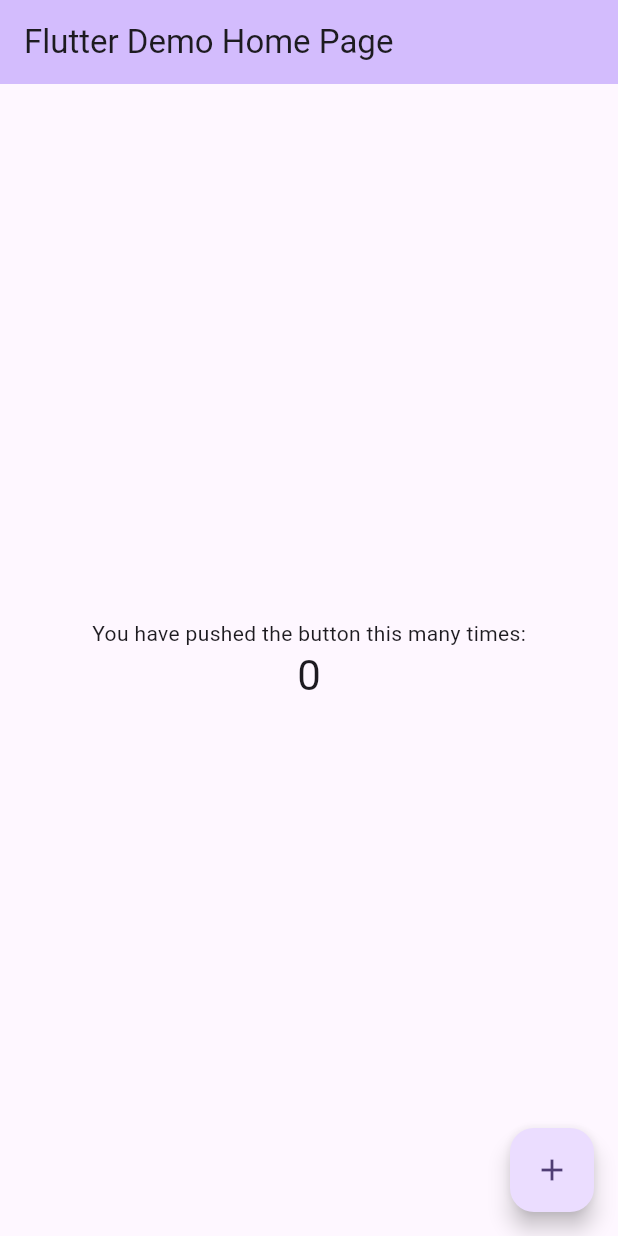
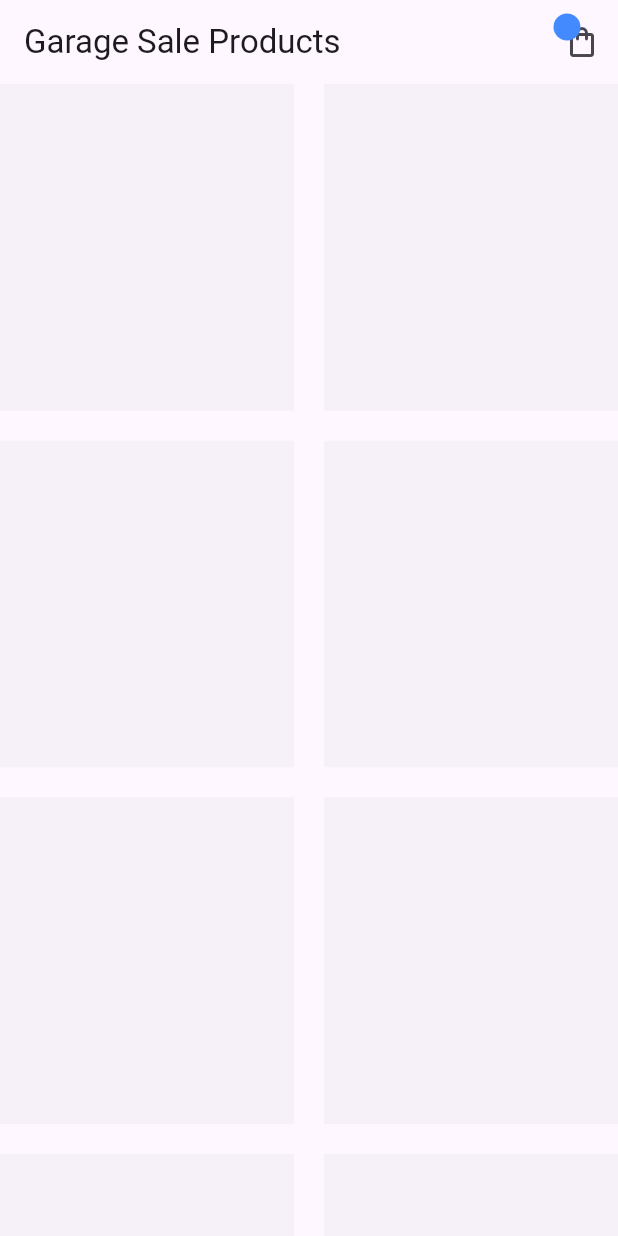
Before and after one commit to arjav1528/riverpod-tutorial, a Flutter app: the screen it shows after launch, on a phone screen of 412 x 824 dp. Run offline on Flutter 3.47's test engine with Material 3 defaults, Android fonts, the phone set to English and light mode, and no system bars.

Commit message:
Starter Project

```diff
--- /dev/null
+++ b/lib/Icons/cart_icon.dart
@@ -0,0 +1,35 @@
+import 'package:flutter/material.dart';
+import 'package:riverpod_tutorial/screens/cart.dart';
+class CartIcon extends StatelessWidget {
+  const CartIcon({super.key});
+
+  @override
+  Widget build(BuildContext context) {
+    return Stack(
+      children: [
+        IconButton(
+          onPressed: (){
+            Navigator.push(context, MaterialPageRoute(builder: (context)=> Cart()));
+          },
+          icon: Icon(
+            Icons.shopping_bag_outlined
+          ),
+
+        ),
+        Positioned(
+          top: 5,
+          left: 5,
+          child: Container(
+            width: 18,
+            height: 18,
+            alignment: Alignment.center,
+            decoration: BoxDecoration(
+              borderRadius: BorderRadius.circular(10),
+              color: Colors.blueAccent
+            ),
+          ),
+        )
+      ],
+    );
+  }
+}
--- a/lib/main.dart
+++ b/lib/main.dart
@@ -1,125 +1,16 @@
 import 'package:flutter/material.dart';
-
-void main() {
-  runApp(const MyApp());
+import 'package:riverpod_tutorial/screens/homescreen.dart';
+void main(){
+  runApp(MyApp());
 }
-
 class MyApp extends StatelessWidget {
   const MyApp({super.key});
 
-  // This widget is the root of your application.
   @override
   Widget build(BuildContext context) {
     return MaterialApp(
-      title: 'Flutter Demo',
-      theme: ThemeData(
-        // This is the theme of your application.
-        //
-        // TRY THIS: Try running your application with "flutter run". You'll see
-        // the application has a purple toolbar. Then, without quitting the app,
-        // try changing the seedColor in the colorScheme below to Colors.green
-        // and then invoke "hot reload" (save your changes or press the "hot
-        // reload" button in a Flutter-supported IDE, or press "r" if you used
-        // the command line to start the app).
-        //
-        // Notice that the counter didn't reset back to zero; the application
-        // state is not lost during the reload. To reset the state, use hot
-        // restart instead.
-        //
-        // This works for code too, not just values: Most code changes can be
-        // tested with just a hot reload.
-        colorScheme: ColorScheme.fromSeed(seedColor: Colors.deepPurple),
-        useMaterial3: true,
-      ),
-      home: const MyHomePage(title: 'Flutter Demo Home Page'),
+      debugShowCheckedModeBanner: false,
+      home: Homescreen(),
     );
   }
 }
-
-class MyHomePage extends StatefulWidget {
-  const MyHomePage({super.key, required this.title});
-
-  // This widget is the home page of your application. It is stateful, meaning
-  // that it has a State object (defined below) that contains fields that affect
-  // how it looks.
-
-  // This class is the configuration for the state. It holds the values (in this
-  // case the title) provided by the parent (in this case the App widget) and
-  // used by the build method of the State. Fields in a Widget subclass are
-  // always marked "final".
-
-  final String title;
-
-  @override
-  State<MyHomePage> createState() => _MyHomePageState();
-}
-
-class _MyHomePageState extends State<MyHomePage> {
-  int _counter = 0;
-
-  void _incrementCounter() {
-    setState(() {
-      // This call to setState tells the Flutter framework that something has
-      // changed in this State, which causes it to rerun the build method below
-      // so that the display can reflect the updated values. If we changed
-      // _counter without calling setState(), then the build method would not be
-      // called again, and so nothing would appear to happen.
-      _counter++;
-    });
-  }
-
-  @override
-  Widget build(BuildContext context) {
-    // This method is rerun every time setState is called, for instance as done
-    // by the _incrementCounter method above.
-    //
-    // The Flutter framework has been optimized to make rerunning build methods
-    // fast, so that you can just rebuild anything that needs updating rather
-    // than having to individually change instances of widgets.
-    return Scaffold(
-      appBar: AppBar(
-        // TRY THIS: Try changing the color here to a specific color (to
-        // Colors.amber, perhaps?) and trigger a hot reload to see the AppBar
-        // change color while the other colors stay the same.
-        backgroundColor: Theme.of(context).colorScheme.inversePrimary,
-        // Here we take the value from the MyHomePage object that was created by
-        // the App.build method, and use it to set our appbar title.
-        title: Text(widget.title),
-      ),
-      body: Center(
-        // Center is a layout widget. It takes a single child and positions it
-        // in the middle of the parent.
-        child: Column(
-          // Column is also a layout widget. It takes a list of children and
-          // arranges them vertically. By default, it sizes itself to fit its
-          // children horizontally, and tries to be as tall as its parent.
-          //
-          // Column has various properties to control how it sizes itself and
-          // how it positions its children. Here we use mainAxisAlignment to
-          // center the children vertically; the main axis here is the vertical
-          // axis because Columns are vertical (the cross axis would be
-          // horizontal).
-          //
-          // TRY THIS: Invoke "debug painting" (choose the "Toggle Debug Paint"
-          // action in the IDE, or press "p" in the console), to see the
-          // wireframe for each widget.
-          mainAxisAlignment: MainAxisAlignment.center,
-          children: <Widget>[
-            const Text(
-              'You have pushed the button this many times:',
-            ),
-            Text(
-              '$_counter',
-              style: Theme.of(context).textTheme.headlineMedium,
-            ),
-          ],
-        ),
-      ),
-      floatingActionButton: FloatingActionButton(
-        onPressed: _incrementCounter,
-        tooltip: 'Increment',
-        child: const Icon(Icons.add),
-      ), // This trailing comma makes auto-formatting nicer for build methods.
-    );
-  }
-}
--- /dev/null
+++ b/lib/screens/cart.dart
@@ -0,0 +1,27 @@
+import 'package:flutter/material.dart';
+class Cart extends StatefulWidget {
+  const Cart({super.key});
+
+  @override
+  State<Cart> createState() => _CartState();
+}
+
+class _CartState extends State<Cart> {
+  @override
+  Widget build(BuildContext context) {
+    return Scaffold(
+      appBar: AppBar(
+        title: Text('Your Cart'),
+        centerTitle: true,
+      ),
+      body: Container(
+        padding: EdgeInsets.all(20),
+        child: Column(
+          children: [
+
+          ],
+        ),
+      ),
+    );
+  }
+}
--- /dev/null
+++ b/lib/screens/homescreen.dart
@@ -0,0 +1,38 @@
+import 'package:flutter/material.dart';
+
+import '../Icons/cart_icon.dart';
+class Homescreen extends StatefulWidget {
+  const Homescreen({super.key});
+
+  @override
+  State<Homescreen> createState() => _HomescreenState();
+}
+
+class _HomescreenState extends State<Homescreen> {
+  @override
+  Widget build(BuildContext context) {
+    return Scaffold(
+      appBar: AppBar(
+        title: Text('Garage Sale Products'),
+        actions: const [
+          CartIcon()
+        ],
+      ),
+      body: GridView.builder(
+        itemCount: 8,
+        gridDelegate: SliverGridDelegateWithFixedCrossAxisCount(
+          crossAxisCount: 2,
+          mainAxisSpacing: 20,
+          crossAxisSpacing: 20,
+          childAspectRatio: 0.9,
+        ),
+        itemBuilder: (context,index){
+          return Container(
+            padding: const EdgeInsets.all(20),
+            color: Colors.blueGrey.withOpacity(0.05),
+          );
+        },
+      ),
+    );
+  }
+}
--- a/pubspec.yaml
+++ b/pubspec.yaml
@@ -34,6 +34,7 @@ dependencies:
   # The following adds the Cupertino Icons font to your application.
   # Use with the CupertinoIcons class for iOS style icons.
   cupertino_icons: ^1.0.8
+  flutter_riverpod: ^2.6.1
 
 dev_dependencies:
   flutter_test:
```
Also changed, not shown: pubspec.lock.
